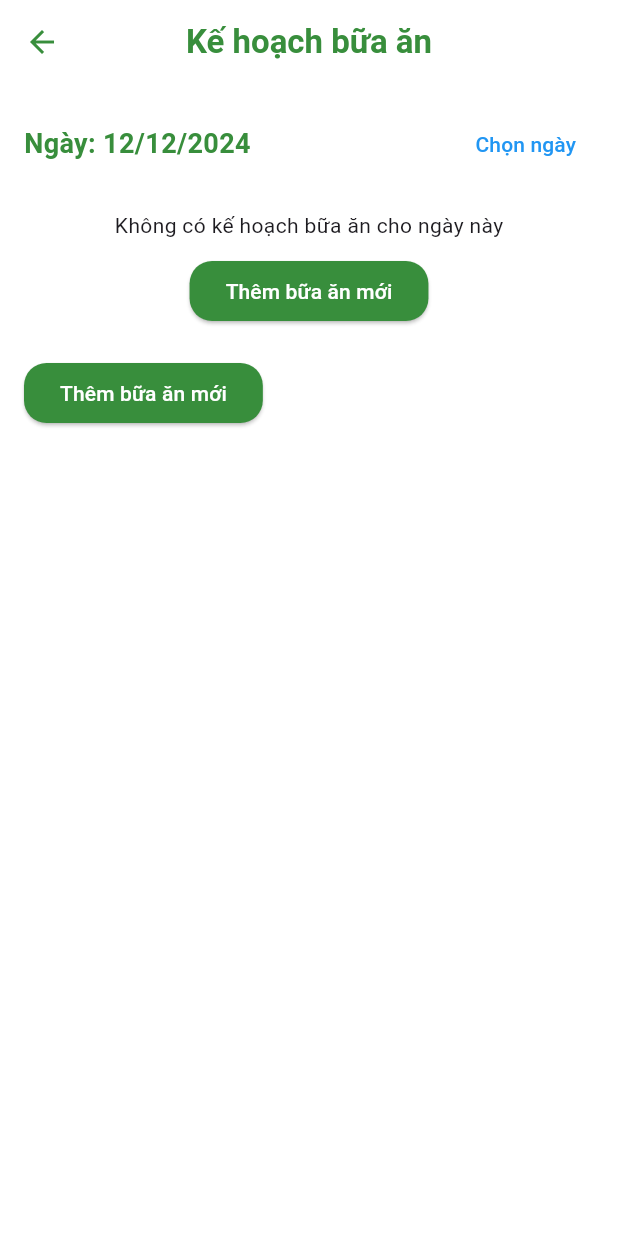
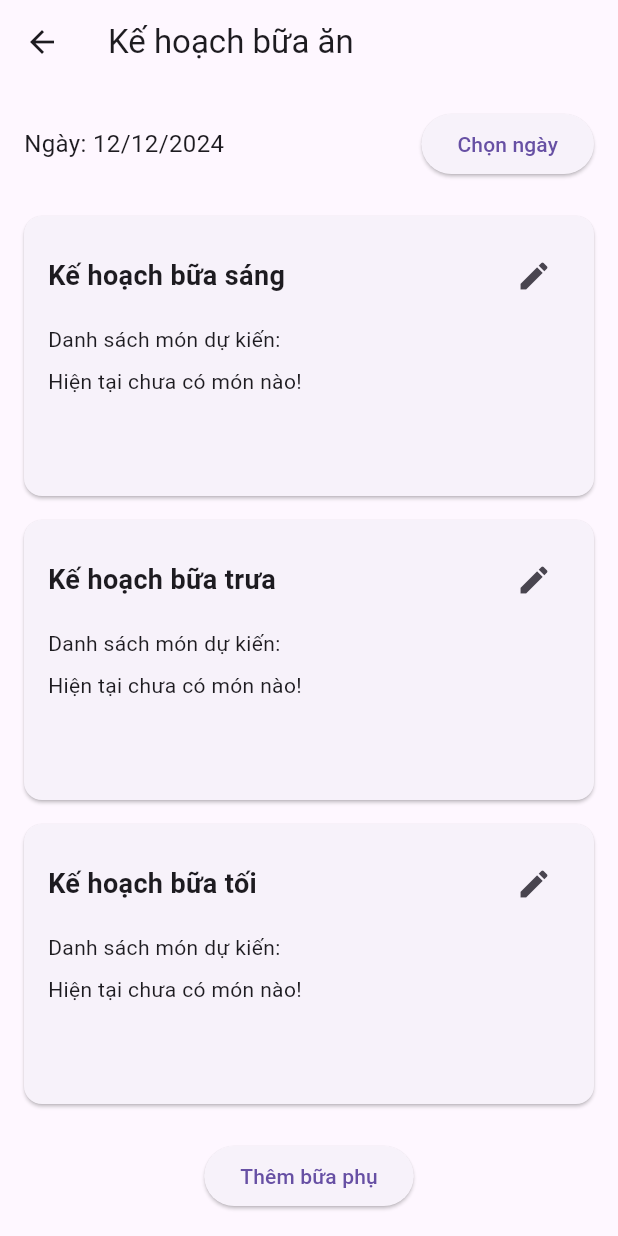
Before and after one commit to tonystark2306/mealplanner_group15_2024.1, a Flutter app: the MealPlanningScreen screen opened directly, on a phone screen of 412 x 824 dp. Run offline on Flutter 3.47's test engine with Material 3 defaults, Android fonts, the phone set to English and light mode, and no system bars.

Commit message:
create route.dart

```diff
--- a/frontend/lib/Models/meal_plan_model.dart
+++ b/frontend/lib/Models/meal_plan_model.dart
@@ -1,58 +1,14 @@
+// meal_planning_model.dart
+class Meal {
+  final String name;
+  final String type; // breakfast, lunch, dinner, snack
+
+  Meal({required this.name, required this.type});
+}
+
 class MealPlan {
-  final String id; // ID duy nhất cho mỗi bữa ăn
-  final String mealTime; // Bữa sáng, trưa, tối
-  final String dish; // Món ăn
-  final DateTime date; // Ngày của bữa ăn
+  final DateTime date;
+  final List<Meal> meals;
 
-  MealPlan({
-    required this.id,
-    required this.mealTime,
-    required this.dish,
-    required this.date,
-  });
-
-  // Phương thức kiểm tra tính hợp lệ
-  bool validate() {
-    return mealTime.isNotEmpty && dish.isNotEmpty;
-  }
-
-  // Phương thức sao chép đối tượng với giá trị mới
-  MealPlan copyWith({
-    String? id,
-    String? mealTime,
-    String? dish,
-    DateTime? date,
-  }) {
-    return MealPlan(
-      id: id ?? this.id,
-      mealTime: mealTime ?? this.mealTime,
-      dish: dish ?? this.dish,
-      date: date ?? this.date,
-    );
-  }
-
-  // Phương thức chuyển đổi đối tượng từ Map
-  factory MealPlan.fromMap(Map<String, dynamic> map) {
-    return MealPlan(
-      id: map['id'],
-      mealTime: map['mealTime'],
-      dish: map['dish'],
-      date: DateTime.parse(map['date']),
-    );
-  }
-
-  // Phương thức chuyển đổi đối tượng thành Map để lưu trữ
-  Map<String, dynamic> toMap() {
-    return {
-      'id': id,
-      'mealTime': mealTime,
-      'dish': dish,
-      'date': date.toIso8601String(),
-    };
-  }
-
-  @override
-  String toString() {
-    return 'MealPlan(id: $id, mealTime: $mealTime, dish: $dish, date: $date)';
-  }
+  MealPlan({required this.date, required this.meals});
 }
--- a/frontend/lib/Providers/meal_planning_provider.dart
+++ b/frontend/lib/Providers/meal_planning_provider.dart
@@ -1,70 +1,36 @@
+// meal_planning_provider.dart
 import 'package:flutter/material.dart';
 import '../Models/meal_plan_model.dart';
 
-class MealPlanningProvider with ChangeNotifier {
-  // Danh sách các bữa ăn
-  List<MealPlan> _mealPlans = [];
+class MealPlanningProvider extends ChangeNotifier {
+  final Map<DateTime, List<Meal>> _mealPlans = {};
 
-  List<MealPlan> get mealPlans => List.unmodifiable(_mealPlans);
-
-  // Thêm một bữa ăn vào danh sách
-  void addMealPlan(MealPlan mealPlan) {
-    if (mealPlan.validate()) {
-      _mealPlans.add(mealPlan);
-      notifyListeners(); // Thông báo UI cập nhật
-    } else {
-      throw Exception('MealPlan không hợp lệ.');
-    }
+  // Lấy danh sách món theo ngày và loại bữa ăn
+  List<String> getMealsForDateAndType(DateTime date, String mealType) {
+    final mealsForDate = _mealPlans[DateTime(date.year, date.month, date.day)] ?? [];
+    return mealsForDate
+        .where((meal) => meal.type == mealType)
+        .map((meal) => meal.name)
+        .toList();
   }
 
-  // Cập nhật một bữa ăn
-  void updateMealPlan(MealPlan updatedMealPlan) {
-    final index = _mealPlans.indexWhere((meal) => meal.id == updatedMealPlan.id);
-    if (index != -1) {
-      _mealPlans[index] = updatedMealPlan;
-      notifyListeners(); // Thông báo UI cập nhật
-    } else {
-      throw Exception('Không tìm thấy MealPlan để cập nhật.');
-    }
-  }
+  // Cập nhật hoặc thêm món vào kế hoạch bữa ăn
+  void updateMealPlan(DateTime date, String mealType, List<String> mealNames) {
+    final normalizedDate = DateTime(date.year, date.month, date.day);
 
-  // Xóa bữa ăn theo ID
-  void deleteMealPlan(String id) {
-    final initialLength = _mealPlans.length;
-    _mealPlans.removeWhere((meal) => meal.id == id);
-    if (_mealPlans.length < initialLength) {
-      notifyListeners(); // Thông báo UI cập nhật
-    } else {
-      throw Exception('Không tìm thấy MealPlan để xóa.');
-    }
-  }
+    _mealPlans[normalizedDate] ??= [];
+    _mealPlans[normalizedDate]!.removeWhere((meal) => meal.type == mealType);
+    _mealPlans[normalizedDate]!.addAll(
+      mealNames.map((name) => Meal(name: name, type: mealType)),
+    );
 
-  // Xóa toàn bộ bữa ăn của một ngày
-  void deleteMealPlansByDate(DateTime date) {
-    _mealPlans.removeWhere((meal) => meal.date.isSameDay(date));
     notifyListeners();
   }
 
-  // Tải danh sách các bữa ăn từ nguồn dữ liệu (ví dụ từ API)
-  void loadMealPlans(List<MealPlan> mealPlans) {
-    _mealPlans = mealPlans.where((meal) => meal.validate()).toList();
-    notifyListeners(); // Thông báo UI cập nhật
-  }
-
-  // Lấy bữa ăn của một ngày cụ thể
-  List<MealPlan> getMealPlansByDate(DateTime date) {
-    return _mealPlans.where((meal) => meal.date.isSameDay(date)).toList();
-  }
-
-  // Lấy toàn bộ bữa ăn (tuỳ chọn: dùng cho debug hoặc hiển thị toàn bộ)
-  List<MealPlan> getAllMealPlans() {
-    return List.unmodifiable(_mealPlans);
+  // Xóa một bữa ăn khỏi kế hoạch
+  void removeMeal(DateTime date, String mealType) {
+    final normalizedDate = DateTime(date.year, date.month, date.day);
+    _mealPlans[normalizedDate]?.removeWhere((meal) => meal.type == mealType);
+    notifyListeners();
   }
 }
-
-extension DateTimeComparison on DateTime {
-  // Phương thức mở rộng để so sánh ngày (không tính giờ, phút, giây)
-  bool isSameDay(DateTime other) {
-    return year == other.year && month == other.month && day == other.day;
-  }
-}
--- a/frontend/lib/Screen/meal_planning/meal_planning_screen.dart
+++ b/frontend/lib/Screen/meal_planning/meal_planning_screen.dart
@@ -1,165 +1,175 @@
+// meal_planning_screen.dart
 import 'package:flutter/material.dart';
 import 'package:provider/provider.dart';
 import '../../Providers/meal_planning_provider.dart';
-import 'package:intl/intl.dart';
-import '../../Models/meal_plan_model.dart';
 
 class MealPlanningScreen extends StatefulWidget {
-  const MealPlanningScreen({super.key});
+  const MealPlanningScreen({Key? key}) : super(key: key);
 
   @override
   _MealPlanningScreenState createState() => _MealPlanningScreenState();
 }
 
-void _navigateToAddMealPlan(BuildContext context, DateTime selectedDate) {
-  Navigator.pushNamed(context, '/add-meal-plan', arguments: selectedDate);
-}
+class _MealPlanningScreenState extends State<MealPlanningScreen> {
+  DateTime selectedDate = DateTime.now();
 
-
-class _MealPlanningScreenState extends State<MealPlanningScreen> {
-  DateTime _selectedDate = DateTime.now();
+  void _selectDate(BuildContext context) async {
+    final DateTime? picked = await showDatePicker(
+      context: context,
+      initialDate: selectedDate,
+      firstDate: DateTime(2020),
+      lastDate: DateTime(2030),
+    );
+    if (picked != null && picked != selectedDate) {
+      setState(() {
+        selectedDate = picked;
+      });
+    }
+  }
 
   @override
   Widget build(BuildContext context) {
-    final mealPlans = Provider.of<MealPlanningProvider>(context).getMealPlansByDate(_selectedDate);
+    final mealPlanningProvider = Provider.of<MealPlanningProvider>(context);
 
     return Scaffold(
-      backgroundColor: Colors.white,
       appBar: AppBar(
-        backgroundColor: Colors.white,
-        elevation: 0,
-        centerTitle: true,
-        title: Text(
-          'Kế hoạch bữa ăn',
-          style: TextStyle(
-            color: Colors.green[700],
-            fontWeight: FontWeight.bold,
-          ),
-        ),
-        leading: IconButton(
-          icon: Icon(Icons.arrow_back, color: Colors.green[700]),
-          onPressed: () => Navigator.pop(context),
-        ),
+        title: const Text('Kế hoạch bữa ăn'),
       ),
-      body: SingleChildScrollView(
-      padding: const EdgeInsets.all(16.0),
-      child: Column(
-        crossAxisAlignment: CrossAxisAlignment.start,
+      body: Column(
         children: [
-          _buildDatePicker(),
-          const SizedBox(height: 20),
-          if (mealPlans.isEmpty)
-            Column(
+          // Phần trên cùng: Chọn ngày
+          Padding(
+            padding: const EdgeInsets.all(16.0),
+            child: Row(
+              mainAxisAlignment: MainAxisAlignment.spaceBetween,
               children: [
-                Center(child: Text('Không có kế hoạch bữa ăn cho ngày này')),
-                const SizedBox(height: 10),
+                Text(
+                  'Ngày: ${selectedDate.day}/${selectedDate.month}/${selectedDate.year}',
+                  style: const TextStyle(fontSize: 16),
+                ),
                 ElevatedButton(
-                  onPressed: () {
-                    _navigateToAddMealPlan(context, _selectedDate); // Điều hướng để thêm bữa ăn mới
-                  },
-                  style: ElevatedButton.styleFrom(
-                    backgroundColor: Colors.green[700],
-                    shape: RoundedRectangleBorder(
-                      borderRadius: BorderRadius.circular(15),
-                    ),
-                  ),
-                  child: const Text('Thêm bữa ăn mới', style: TextStyle(color: Colors.white)),
+                  onPressed: () => _selectDate(context),
+                  child: const Text('Chọn ngày'),
                 ),
               ],
-            )
-          else
-            ...mealPlans.map((meal) => _buildMealPlanCard(context, meal)),
-          const SizedBox(height: 20),
-          ElevatedButton(
-            onPressed: () {
-              _navigateToAddMealPlan(context, _selectedDate); // Điều hướng để thêm bữa ăn mới
-            },
-            style: ElevatedButton.styleFrom(
-              backgroundColor: Colors.green[700],
-              shape: RoundedRectangleBorder(
-                borderRadius: BorderRadius.circular(15),
-              ),
             ),
-            child: const Text('Thêm bữa ăn mới', style: TextStyle(color: Colors.white)),
+          ),
+
+          // Kế hoạch bữa sáng
+          Expanded(
+            child: MealPlanSection(
+              title: 'Kế hoạch bữa sáng',
+              meals: mealPlanningProvider.getMealsForDateAndType(selectedDate, 'breakfast'),
+              onEdit: () {
+                Navigator.pushNamed(context, '/edit-meal-plan',
+                    arguments: {
+                      'mealType': 'breakfast',
+                      'date': selectedDate,
+                      'meals': mealPlanningProvider.getMealsForDateAndType(selectedDate, 'breakfast'),
+                    });
+              },
+            ),
+          ),
+
+          // Kế hoạch bữa trưa
+          Expanded(
+            child: MealPlanSection(
+              title: 'Kế hoạch bữa trưa',
+              meals: mealPlanningProvider.getMealsForDateAndType(selectedDate, 'lunch'),
+              onEdit: () {
+                Navigator.pushNamed(context, '/edit-meal-plan',
+                    arguments: {
+                      'mealType': 'lunch',
+                      'date': selectedDate,
+                      'meals': mealPlanningProvider.getMealsForDateAndType(selectedDate, 'lunch'),
+                    });
+              },
+            ),
+          ),
+
+          // Kế hoạch bữa tối
+          Expanded(
+            child: MealPlanSection(
+              title: 'Kế hoạch bữa tối',
+              meals: mealPlanningProvider.getMealsForDateAndType(selectedDate, 'dinner'),
+              onEdit: () {
+                Navigator.pushNamed(context, '/edit-meal-plan',
+                    arguments: {
+                      'mealType': 'dinner',
+                      'date': selectedDate,
+                      'meals': mealPlanningProvider.getMealsForDateAndType(selectedDate, 'dinner'),
+                    });
+              },
+            ),
+          ),
+
+          // Thêm bữa phụ
+          Padding(
+            padding: const EdgeInsets.all(16.0),
+            child: ElevatedButton(
+              onPressed: () {
+                Navigator.pushNamed(context, '/edit-meal-plan',
+                    arguments: {
+                      'mealType': 'snack',
+                      'date': selectedDate,
+                      'meals': mealPlanningProvider.getMealsForDateAndType(selectedDate, 'snack'),
+                    });
+              },
+              child: const Text('Thêm bữa phụ'),
+            ),
           ),
         ],
       ),
-    ),
     );
   }
+}
 
-  Widget _buildDatePicker() {
-    return Row(
-      mainAxisAlignment: MainAxisAlignment.spaceBetween,
-      children: [
-        Text(
-          'Ngày: ${DateFormat('dd/MM/yyyy').format(_selectedDate)}',
-          style: TextStyle(
-            fontSize: 18,
-            fontWeight: FontWeight.bold,
-            color: Colors.green[700],
-          ),
-        ),
-        TextButton(
-          onPressed: () async {
-            DateTime? pickedDate = await showDatePicker(
-              context: context,
-              initialDate: _selectedDate,
-              firstDate: DateTime(2000),
-              lastDate: DateTime(2100),
-            );
+class MealPlanSection extends StatelessWidget {
+  final String title;
+  final List<String> meals;
+  final VoidCallback onEdit;
 
-            if (pickedDate != null && pickedDate != _selectedDate) {
-              setState(() {
-                _selectedDate = pickedDate;
-              });
-            }
-          },
-          child: const Text('Chọn ngày', style: TextStyle(color: Colors.blue)),
-        ),
-      ],
-    );
-  }
+  const MealPlanSection({
+    Key? key,
+    required this.title,
+    required this.meals,
+    required this.onEdit,
+  }) : super(key: key);
 
-  Widget _buildMealPlanCard(BuildContext context, MealPlan meal) {
+  @override
+  Widget build(BuildContext context) {
     return Card(
-      elevation: 4,
-      shape: RoundedRectangleBorder(borderRadius: BorderRadius.circular(15)),
+      margin: const EdgeInsets.symmetric(vertical: 8, horizontal: 16),
       child: Padding(
         padding: const EdgeInsets.all(16.0),
         child: Column(
           crossAxisAlignment: CrossAxisAlignment.start,
           children: [
             Row(
+              mainAxisAlignment: MainAxisAlignment.spaceBetween,
               children: [
-                Icon(Icons.fastfood, color: Colors.green[700]),
-                const SizedBox(width: 10),
                 Text(
-                  meal.mealTime,
-                  style: TextStyle(
-                    fontSize: 18,
-                    fontWeight: FontWeight.bold,
-                    color: Colors.green[700],
-                  ),
+                  title,
+                  style: const TextStyle(
+                      fontSize: 18, fontWeight: FontWeight.bold),
+                ),
+                IconButton(
+                  icon: const Icon(Icons.edit),
+                  onPressed: onEdit,
                 ),
               ],
             ),
-            const SizedBox(height: 10),
-            Row(
-              mainAxisAlignment: MainAxisAlignment.spaceBetween,
-              children: [
-                Text(
-                  meal.dish,
-                  style: const TextStyle(fontSize: 16, fontWeight: FontWeight.bold),
-                ),
-                IconButton(
-                  icon: const Icon(Icons.edit, color: Colors.orange),
-                  onPressed: () {
-                    Navigator.pushNamed(context, '/edit-meal-plan');
-                  },
-                ),
-              ],
-            ),
+            const SizedBox(height: 8),
+            const Text('Danh sách món dự kiến:'),
+            const SizedBox(height: 8),
+            meals.isEmpty
+                ? const Text('Hiện tại chưa có món nào!')
+                : Column(
+                    crossAxisAlignment: CrossAxisAlignment.start,
+                    children: meals
+                        .map((meal) => Text('- $meal'))
+                        .toList(),
+                  ),
           ],
         ),
       ),
--- a/frontend/lib/Screen/refrigrator/refrigerator_management_screen.dart
+++ b/frontend/lib/Screen/refrigrator/refrigerator_management_screen.dart
@@ -23,7 +23,9 @@ class RefrigeratorManagementScreen extends StatelessWidget {
         ),
         leading: IconButton(
           icon: Icon(Icons.arrow_back, color: Colors.green[700]),
-          onPressed: () => Navigator.pop(context),
+          onPressed: () {
+            Navigator.pop(context); // Quay về màn hình trước đó
+          },
         ),
       ),
       body: Consumer<RefrigeratorProvider>(
--- /dev/null
+++ b/frontend/lib/routes.dart
@@ -0,0 +1,36 @@
+import 'package:flutter/material.dart';
+import 'Screen/bottom_navigation_screen.dart';
+import 'Screen/reports/consumption_report_screen.dart';
+import 'Screen/refrigrator/refrigerator_management_screen.dart';
+import 'Screen/auth/login.dart';
+import 'Screen/auth/signupscreen.dart';
+import 'Screen/homepage.dart';
+import 'Screen/shopping_list/shopping_list_screen.dart';
+import 'Screen/recipes/create_recipe_screen.dart';
+import 'Screen/recipes/recipe_management_screen.dart';
+
+class AppRoutes {
+  static const String login = '/login';
+  static const String signup = '/signup';
+  static const String home = '/home';
+  static const String refrigerator = '/refrigerator';
+  static const String bottomNav = '/bottomnav';
+  static const String shoppingList = '/shopping-list';
+  static const String report = '/report';
+  static const String recipeManagement = '/recipe-management';
+  static const String createRecipe = '/create-recipe';
+
+  static Map<String, WidgetBuilder> get routes {
+    return {
+      login: (context) => const SimpleLoginScreen(),
+      signup: (context) => const SignUpScreen(),
+      home: (context) => HomeScreen(),
+      refrigerator: (context) => const RefrigeratorManagementScreen(),
+      bottomNav: (context) => const BottomNavigationScreen(),
+      shoppingList: (context) => const ShoppingListScreen(),
+      report: (context) => const ReportScreen(),
+      recipeManagement: (context) => const RecipeManagementScreen(),
+      createRecipe: (context) => const CreateRecipeScreen(),
+    };
+  }
+}
```
Also changed, not shown: frontend/lib/Screen/meal_planning/edit_meal_plan_screen.dart (added, +94 -0 lines), frontend/lib/main.dart (+7 -26 lines).
